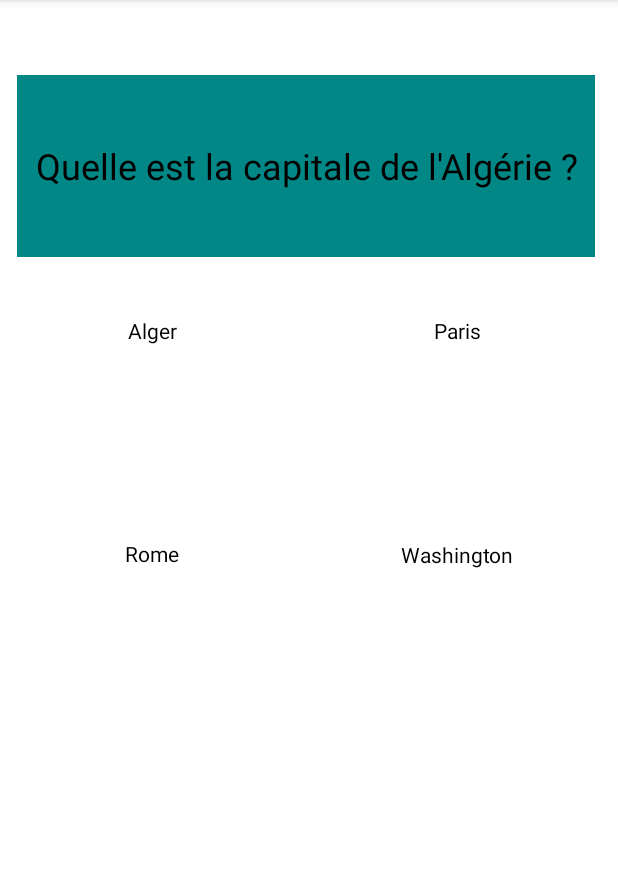
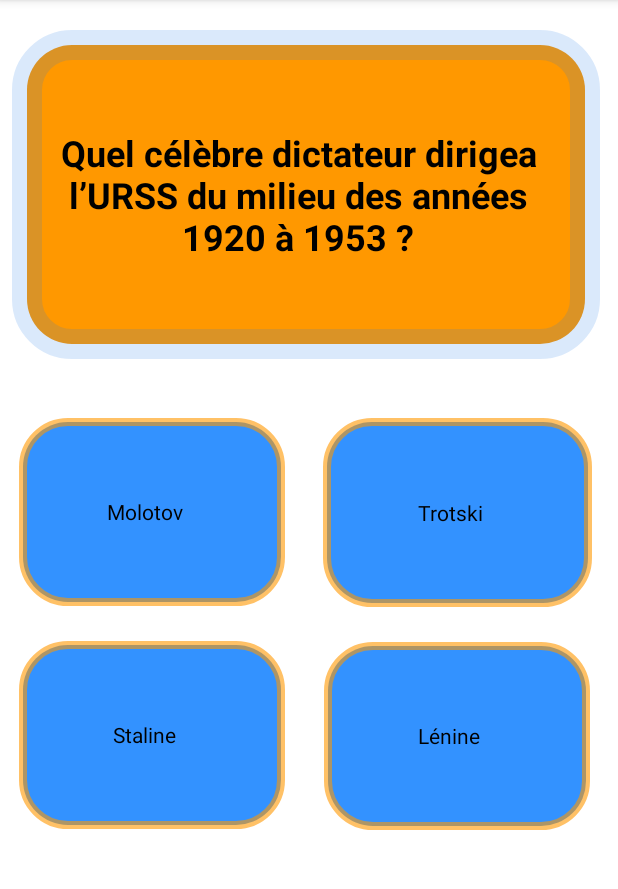
Before and after one commit to axellesolignac/ProjetKotlin, an Android app: the QuizActivity screen opened directly, with no data from a screen before it, on a phone screen of 412 x 824 dp, the part 84-973 px from its top. Run offline under Robolectric (Android 15) with nearby library versions, the phone set to English and light mode, and no system bars.

Commit message:
Design Quiz + ajout de questions

```diff
--- a/app/src/main/java/com/mobiledev/projetkotlin/QuizActivity.kt
+++ b/app/src/main/java/com/mobiledev/projetkotlin/QuizActivity.kt
@@ -25,10 +25,14 @@ class QuizActivity : AppCompatActivity() {
         super.onCreate(savedInstanceState)
         setContentView(R.layout.activity_quiz)
 
-        quizs.add(Quiz("Quelle est la capitale de l'Algérie ?", "Alger", "Paris", "Rome", "Washington",1))
-        quizs.add(Quiz("Quelle est la capitale de la France ?", "Alger", "Paris", "Rome", "Washington",2))
-        quizs.add(Quiz("Quelle est la capitale de l'Amérique ?", "Alger", "Paris", "Rome", "Washington",4))
-        quizs.add(Quiz("Quelle est la capitale de l'Italie ?", "Alger", "Paris", "Rome", "Washington",3))
+        quizs.add(Quiz("Quel célèbre dictateur dirigea l’URSS du milieu des années 1920 à 1953 ?", "Molotov", "Trotski", "Staline", "Lénine",3))
+        quizs.add(Quiz("Qui a dit : « Le sort en est jeté » (Alea jacta est) ?", "Vercingétorix", "César", "Attila", "Auguste",2))
+        quizs.add(Quiz("A qui doit-on la chanson « I shot the Sheriff» ?", "UB40", "Eric Clapton", "Jim Morrison", "Bob Marley",4))
+        quizs.add(Quiz("Quel pays a remporté la coupe du monde de football en 2014 ?", "Allemagne", "Italie", "Brésil", "Argentine",1))
+        quizs.add(Quiz("Dans quelle ville italienne l'action de la pièce de Shakespeare «Roméo et Juliette» se situe-t-elle ?", "Venise", "Vérone", "Milan", "Rome",2))
+        quizs.add(Quiz("En quelle année Charlemagne se fait-il sacrer empereur ?", "756 ap.J.C", "800 ap.J.C", "787 ap.J.C", "843 ap.J.C",2))
+        quizs.add(Quiz("Avec la laine de quel animal fait-on du cachemir ?", "mouton", "vison", "lapin", "chèvre",4))
+        quizs.add(Quiz("Quel est l'album le plus vendu des Pink Floyd ?", "The Dark side of the moon", "The Wall", "The Final Cut", "Wish You Were Here",1))
 
         shuffle(quizs);
 
@@ -68,7 +72,7 @@ class QuizActivity : AppCompatActivity() {
 
             var alert = AlertDialog.Builder(this)
             alert.setTitle("Partie terminé")
-            alert.setMessage("Tu as eu : " + numberOfGoodAnswers + " de bonne(s) réponse(s)")
+            alert.setMessage("Tu as eu : " + numberOfGoodAnswers + " /8 de bonne(s) réponse(s)")
             alert.setPositiveButton("OK") {
                 dialogInterface: DialogInterface?, i: Int -> finish()
             }
--- /dev/null
+++ b/app/src/main/res/drawable/radius_answer.xml
@@ -0,0 +1,20 @@
+<?xml version="1.0" encoding="utf-8"?>
+<shape xmlns:android="http://schemas.android.com/apk/res/android">
+    <stroke
+        android:width="5dp"
+        android:color="#99FF9800" />
+
+    // the inside color
+    <solid
+        android:color="#3392FF"
+        />
+
+    <corners android:radius="30dp" />
+
+    <padding
+        android:left="10dp"
+        android:top="10dp"
+        android:right="20dp"
+        android:bottom="10dp"    >
+    </padding>
+</shape>
--- /dev/null
+++ b/app/src/main/res/drawable/radius_question.xml
@@ -0,0 +1,20 @@
+<?xml version="1.0" encoding="utf-8"?>
+<shape xmlns:android="http://schemas.android.com/apk/res/android">
+    <stroke
+        android:width="20dp"
+        android:color="#2A207DE8" />
+
+    // the inside color
+    <solid
+        android:color="#FF9800"
+        />
+
+    <corners android:radius="30dp" />
+
+    <padding
+        android:left="10dp"
+        android:top="10dp"
+        android:right="20dp"
+        android:bottom="10dp"    >
+    </padding>
+</shape>
--- a/app/src/main/res/layout/activity_quiz.xml
+++ b/app/src/main/res/layout/activity_quiz.xml
@@ -11,18 +11,19 @@
 
     <TextView
         android:id="@+id/Question"
-        android:layout_width="385dp"
-        android:layout_height="121dp"
+        android:layout_width="392dp"
+        android:layout_height="219dp"
         android:layout_marginStart="11dp"
-        android:layout_marginTop="50dp"
+        android:layout_marginTop="20dp"
         android:layout_marginEnd="15dp"
         android:layout_marginBottom="20dp"
-        android:background="@color/teal_700"
+        android:background="@drawable/radius_question"
         android:gravity="center"
         android:text="TextView"
         android:textAlignment="center"
         android:textColor="@color/black"
         android:textSize="24sp"
+        android:textStyle="bold"
         app:layout_constraintBottom_toTopOf="@+id/answer1"
         app:layout_constraintEnd_toEndOf="parent"
         app:layout_constraintStart_toStartOf="parent"
@@ -36,6 +37,8 @@
         android:layout_marginTop="19dp"
         android:layout_marginEnd="12dp"
         android:layout_marginBottom="23dp"
+        android:background="@drawable/radius_answer"
+        android:gravity="center"
         android:onClick="onClickAnswerOne"
         android:text="TextView"
         android:textAlignment="center"
@@ -53,6 +56,8 @@
         android:layout_marginTop="39dp"
         android:layout_marginEnd="16dp"
         android:layout_marginBottom="23dp"
+        android:background="@drawable/radius_answer"
+        android:gravity="center"
         android:onClick="onClickAnswerTwo"
         android:text="TextView"
         android:textAlignment="center"
@@ -69,6 +74,8 @@
         android:layout_marginStart="11dp"
         android:layout_marginTop="23dp"
         android:layout_marginEnd="12dp"
+        android:background="@drawable/radius_answer"
+        android:gravity="center"
         android:onClick="onClickAnswerThree"
         android:text="TextView"
         android:textAlignment="center"
@@ -84,6 +91,8 @@
         android:layout_marginStart="12dp"
         android:layout_marginTop="23dp"
         android:layout_marginEnd="17dp"
+        android:background="@drawable/radius_answer"
+        android:gravity="center"
         android:onClick="onClickAnswerFour"
         android:text="TextView"
         android:textAlignment="center"
```
Also changed, not shown: app/src/main/res/layout/activity_quiz_page.xml (+33 -23 lines), app/src/main/res/drawable-hdpi/ic_action_share.png, app/src/main/res/drawable-mdpi/ic_action_share.png, app/src/main/res/drawable-xhdpi/ic_action_share.png, app/src/main/res/drawable-xxhdpi/ic_action_share.png, app/src/main/res/drawable-xxxhdpi/ic_action_share.png (added), app/src/main/res/drawable/quiz.jpg (added).
